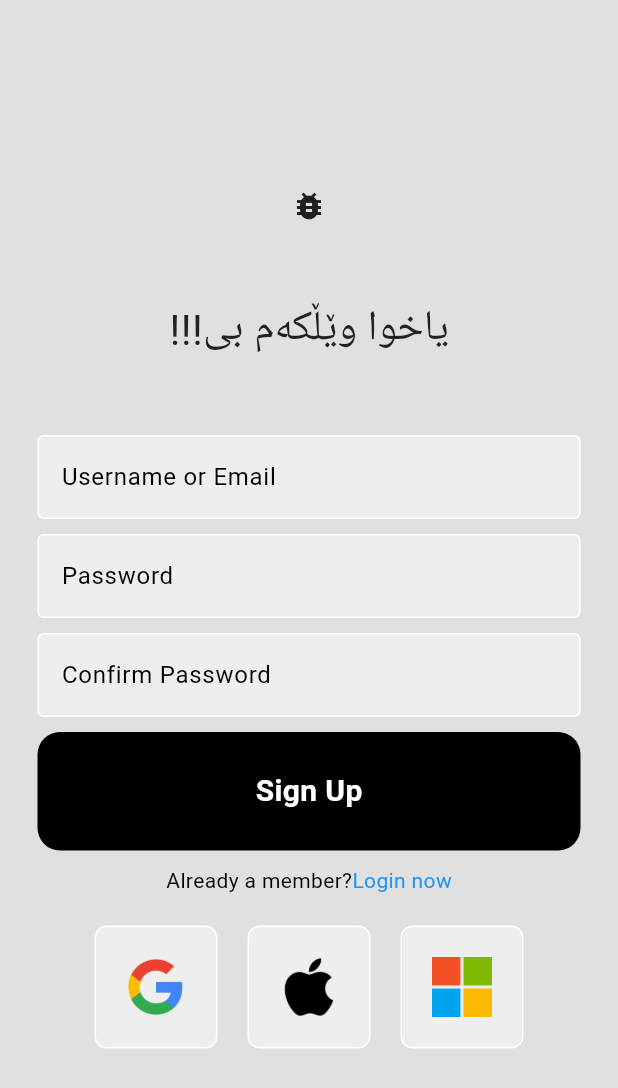
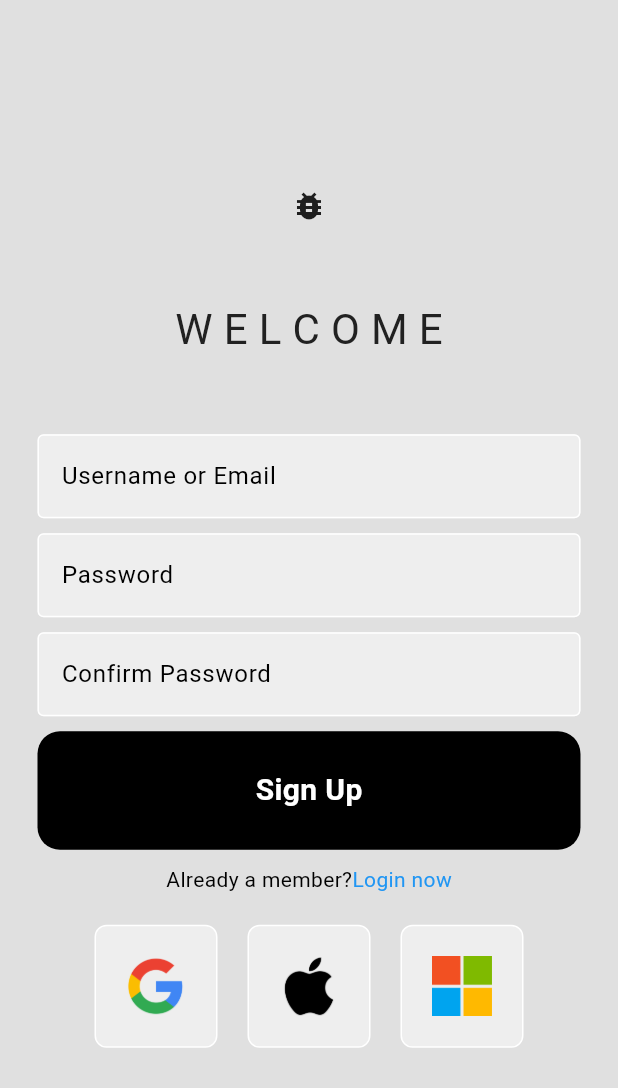
Before and after one commit to ZheerBarzan/project_zeta, a Flutter app: the screen it shows after launch, after a tap on "Register now", on a phone screen of 412 x 824 dp. Shown: the top 1088 px of the screen. Run offline on Flutter 3.47's test engine with Material 3 defaults, Android fonts, the light colour scheme and no system bars; our stand-ins replace cloud_firestore, firebase_auth, firebase_core, google_sign_in; accounts and stored records are empty; network calls fail.

Commit message:
adding the log out and login feature

```diff
--- a/lib/pages/home_page.dart
+++ b/lib/pages/home_page.dart
@@ -1,4 +1,5 @@
 import 'package:flutter/material.dart';
+import 'package:project_bugkill/components/my_drawer.dart';
 
 class HomePage extends StatelessWidget {
   const HomePage({super.key});
@@ -11,6 +12,7 @@ class HomePage extends StatelessWidget {
         backgroundColor: Colors.transparent,
         elevation: 0,
       ),
+      drawer: MyDrawer(),
       body: Container(
         color: Theme.of(context).colorScheme.primary,
       ),
--- a/lib/pages/login_page.dart
+++ b/lib/pages/login_page.dart
@@ -32,9 +32,6 @@ class LoginPage extends StatelessWidget {
   @override
   Widget build(BuildContext context) {
     return Scaffold(
-      /* appBar: AppBar(
-        title: const Text('چپە چپ'),
-      ),*/
       backgroundColor: Theme.of(context).colorScheme.surface,
       body: Center(
         child: SingleChildScrollView(
@@ -46,7 +43,7 @@ class LoginPage extends StatelessWidget {
             ),
             //welcome back
             Text(
-              "!!!دیمانە و بە خێر",
+              "W E L C O M E  B A C K",
               style: TextStyle(
                   fontSize: 28,
                   color: Theme.of(context).colorScheme.inversePrimary),
--- a/lib/pages/register_page.dart
+++ b/lib/pages/register_page.dart
@@ -41,9 +41,6 @@ class RegisterPage extends StatelessWidget {
   @override
   Widget build(BuildContext context) {
     return Scaffold(
-      /* appBar: AppBar(
-        title: const Text('چپە چپ'),
-      ),*/
       backgroundColor: Theme.of(context).colorScheme.surface,
       body: Center(
         child: SingleChildScrollView(
@@ -56,7 +53,7 @@ class RegisterPage extends StatelessWidget {
             //welcome back
 
             Text(
-              "!!!یاخوا وێڵکەم بی",
+              "W E L C O M E",
               style: TextStyle(
                   fontSize: 28,
                   color: Theme.of(context).colorScheme.inversePrimary),
```
Also changed, not shown: 1 other file.
